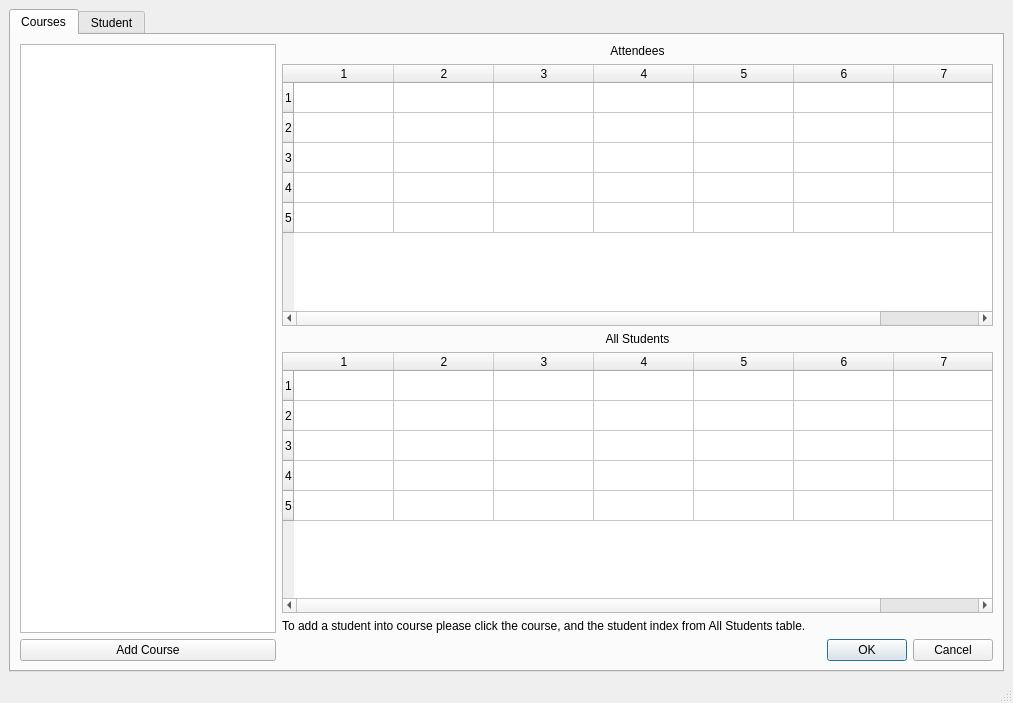
Before: the Qt Designer form ui/App.ui in fatihsezgin/FaceRecognition, drawn with Qt 5.
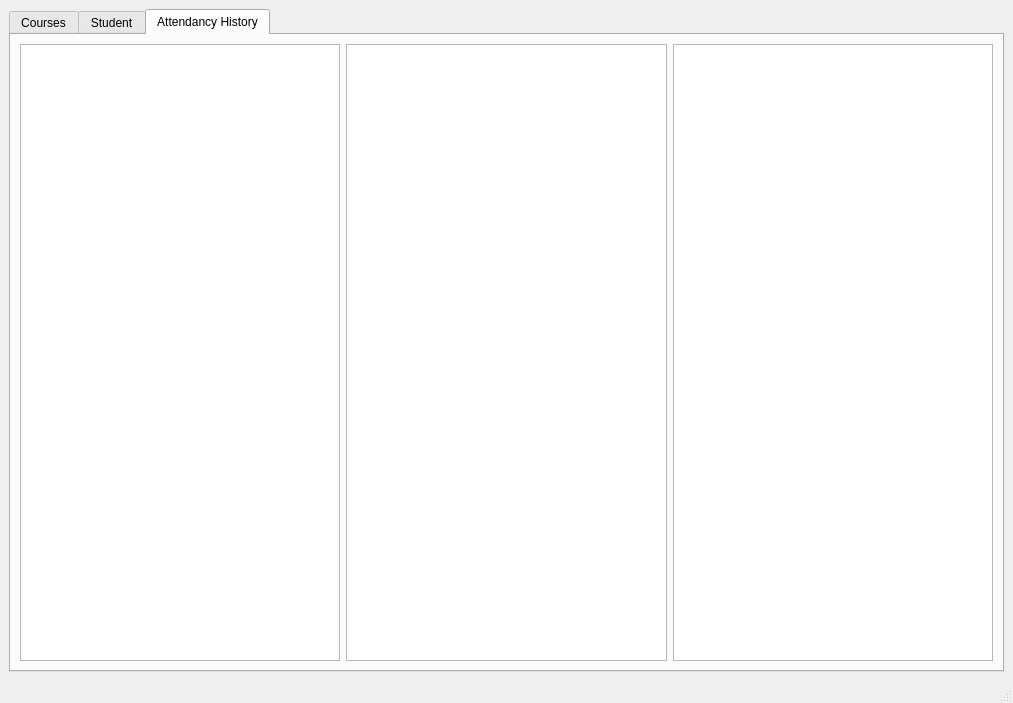
After: the same form once the commit is applied. The open tabs and pages were chosen to show the change.

Commit message: "History tab has added to the App"

Patch:
```diff
--- a/ui/App.ui
+++ b/ui/App.ui
@@ -292,6 +292,26 @@
         </item>
        </layout>
       </widget>
+      <widget class="QWidget" name="tab">
+       <attribute name="title">
+        <string>Attendancy History</string>
+       </attribute>
+       <layout class="QHBoxLayout" name="horizontalLayout_8">
+        <item>
+         <layout class="QHBoxLayout" name="horizontalLayout_5">
+          <item>
+           <widget class="QListWidget" name="studentHistory"/>
+          </item>
+          <item>
+           <widget class="QListWidget" name="courseHistory"/>
+          </item>
+          <item>
+           <widget class="QListWidget" name="sessionHistory"/>
+          </item>
+         </layout>
+        </item>
+       </layout>
+      </widget>
      </widget>
     </item>
    </layout>
```
